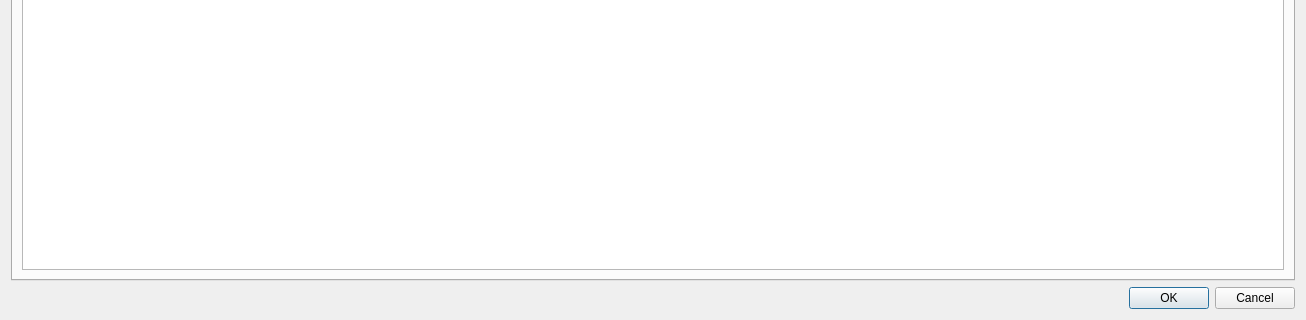
This is src/modules/lambda/LambdaDetailsDialog.ui in jensvogt/awsmock-qt-ui as Qt 5 draws it before an edit; both pictures show x 0 to 1306 and y 389 to 709 of the 1306 by 709 pixel window. The edited form follows.
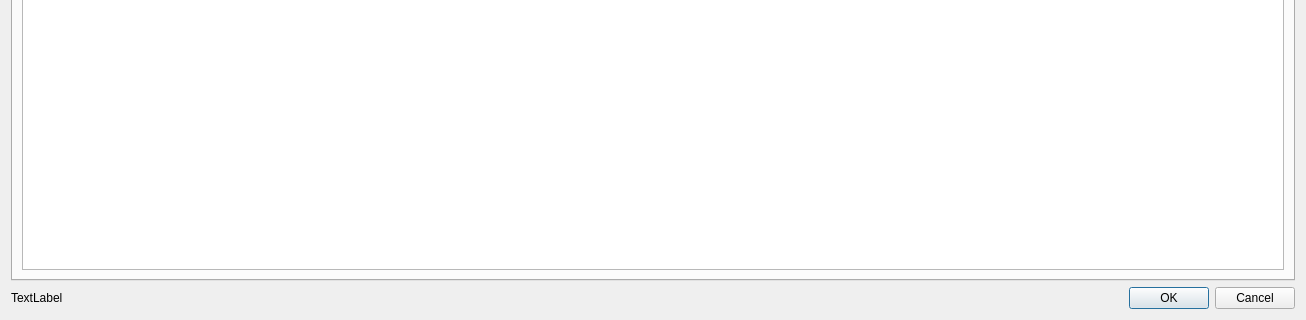
This is the edited form.

```diff
--- a/src/modules/lambda/LambdaDetailsDialog.ui
+++ b/src/modules/lambda/LambdaDetailsDialog.ui
@@ -362,11 +362,37 @@
     </widget>
    </item>
    <item>
+    <layout class="QHBoxLayout" name="horizontalLayout_4">
+     <property name="topMargin">
+      <number>0</number>
+     </property>
+     <item>
+      <widget class="QLabel" name="lastUpdateLabel">
+       <property name="sizePolicy">
+        <sizepolicy hsizetype="Expanding" vsizetype="Preferred">
+         <horstretch>0</horstretch>
+         <verstretch>0</verstretch>
+        </sizepolicy>
+       </property>
+       <property name="text">
+        <string>TextLabel</string>
+       </property>
+      </widget>
+     </item>
+     <item>
     <widget class="QDialogButtonBox" name="buttonBox">
+       <property name="sizePolicy">
+        <sizepolicy hsizetype="Preferred" vsizetype="Fixed">
+         <horstretch>0</horstretch>
+         <verstretch>0</verstretch>
+        </sizepolicy>
+       </property>
      <property name="standardButtons">
       <set>QDialogButtonBox::StandardButton::Cancel|QDialogButtonBox::StandardButton::Ok</set>
      </property>
     </widget>
+     </item>
+    </layout>
    </item>
   </layout>
  </widget>
```
Lines whose indentation alone changed are shown as unchanged.
